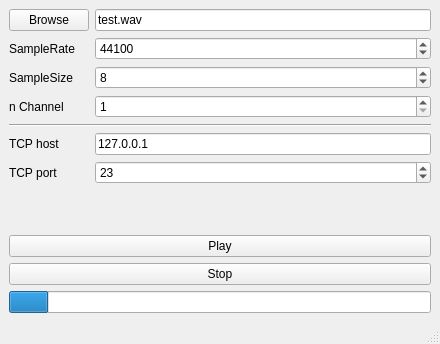
Qt form PlayerTcpLed/audio/mainwindow.ui (pdani86/audio) before a commit.
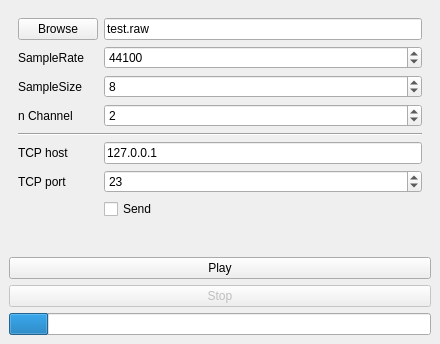
The same form after that commit.

Commit message: GUI rendezes, close fix

What changed in the file:
```diff
--- a/PlayerTcpLed/audio/mainwindow.ui
+++ b/PlayerTcpLed/audio/mainwindow.ui
@@ -24,6 +24,9 @@
     </item>
     <item row="3" column="0" colspan="3">
      <widget class="QPushButton" name="stopBtn">
+      <property name="enabled">
+       <bool>false</bool>
+      </property>
       <property name="text">
        <string>Stop</string>
       </property>
@@ -46,6 +49,10 @@
      </widget>
     </item>
     <item row="0" column="0" colspan="3">
+     <widget class="QWidget" name="formLayout_2" native="true">
+      <property name="enabled">
+       <bool>true</bool>
+      </property>
      <layout class="QFormLayout" name="formLayout">
       <item row="0" column="0">
        <widget class="QPushButton" name="browseBtn">
@@ -57,7 +64,7 @@
       <item row="0" column="1">
        <widget class="QLineEdit" name="fileName">
         <property name="text">
-         <string>test.wav</string>
+          <string>test.raw</string>
         </property>
        </widget>
       </item>
@@ -117,7 +124,7 @@
          <number>10</number>
         </property>
         <property name="value">
-         <number>1</number>
+          <number>2</number>
         </property>
        </widget>
       </item>
@@ -159,21 +166,18 @@
         </property>
        </widget>
       </item>
-     </layout>
-    </item>
-   </layout>
-  </widget>
-  <widget class="QMenuBar" name="menubar">
-   <property name="geometry">
-    <rect>
-     <x>0</x>
-     <y>0</y>
-     <width>440</width>
-     <height>20</height>
-    </rect>
-   </property>
-  </widget>
-  <widget class="QStatusBar" name="statusbar"/>
+       <item row="7" column="1">
+        <widget class="QCheckBox" name="sendTcp">
+         <property name="text">
+          <string>Send</string>
+         </property>
+        </widget>
+       </item>
+      </layout>
+     </widget>
+    </item>
+   </layout>
+  </widget>
  </widget>
  <resources/>
  <connections/>
```
Left out of the diff: 2 changed lines with no effect on the pictures. Lines whose indentation alone changed are shown as unchanged. The commit also changes 2 other files.
